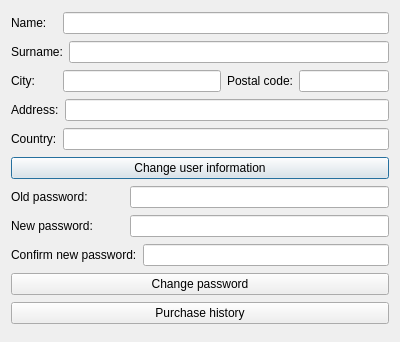
Before: the Qt Designer form edituserwindow.ui in szymon27/xkomx, drawn with Qt 5.
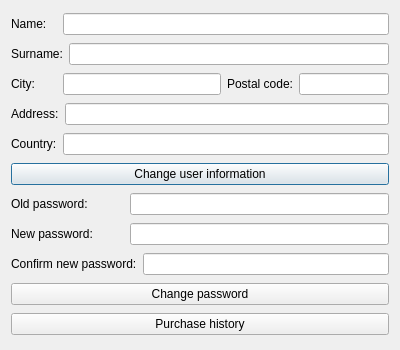
After: the same form once the commit is applied.

```diff
--- a/edituserwindow.ui
+++ b/edituserwindow.ui
@@ -7,9 +7,21 @@
     <x>0</x>
     <y>0</y>
     <width>400</width>
-    <height>342</height>
+    <height>350</height>
    </rect>
   </property>
+  <property name="minimumSize">
+   <size>
+    <width>400</width>
+    <height>350</height>
+   </size>
+  </property>
+  <property name="maximumSize">
+   <size>
+    <width>400</width>
+    <height>350</height>
+   </size>
+  </property>
   <property name="windowTitle">
    <string>XKOMX</string>
   </property>
```
